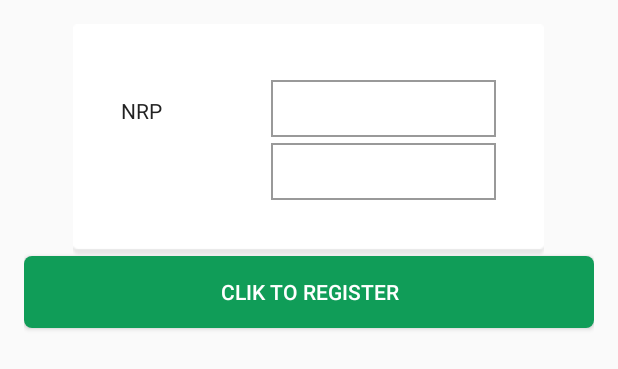
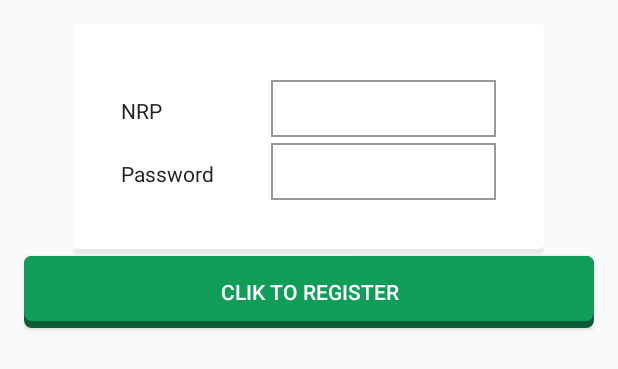
Before and after one commit to affan14/SIAMAAKNS, an Android app: the layout content_login_completion.xml on its own in the app's theme, with its tools: preview values and no code run, on a phone screen of 412 x 824 dp. Shown: the top 369 px of the screen. Run offline under Robolectric (Android 15) with nearby library versions, the phone set to English and light mode, and no system bars.

Commit message:
24/06/2016

```diff
--- a/app/build.gradle
+++ b/app/build.gradle
@@ -45,4 +45,5 @@ dependencies {
     compile 'com.google.android.gms:play-services-ads:8.4.0'
     compile 'com.google.android.gms:play-services-auth:8.4.0'
     compile 'com.google.android.gms:play-services-gcm:8.4.0'
+    compile 'junit:junit:4.12'
 }
--- /dev/null
+++ b/app/src/main/res/drawable/button_bg.xml
@@ -0,0 +1,7 @@
+<?xml version="1.0" encoding="utf-8"?>
+<layer-list xmlns:android="http://schemas.android.com/apk/res/android">
+    <item android:drawable="@drawable/button_bg_1"></item>
+    <item
+        android:drawable="@drawable/button_bg_2"
+        android:bottom="5dp"></item>
+</layer-list>
--- /dev/null
+++ b/app/src/main/res/drawable/button_bg_1.xml
@@ -0,0 +1,6 @@
+<?xml version="1.0" encoding="utf-8"?>
+<shape xmlns:android="http://schemas.android.com/apk/res/android" android:shape="rectangle">
+    <corners android:radius="5dp"></corners>
+    <padding android:bottom="0dp" android:left="0dp" android:right="0dp" android:top="0dp" />
+    <solid android:color="@color/colorPrimaryDarker" />
+</shape>
--- /dev/null
+++ b/app/src/main/res/drawable/button_bg_2.xml
@@ -0,0 +1,6 @@
+<?xml version="1.0" encoding="utf-8"?>
+<shape xmlns:android="http://schemas.android.com/apk/res/android" android:shape="rectangle">
+    <corners android:radius="5dp"></corners>
+    <padding android:bottom="5dp" android:left="5dp" android:right="5dp" android:top="5dp" />
+    <solid android:color="@color/colorPrimary" />
+</shape>
--- /dev/null
+++ b/app/src/main/res/drawable/button_bg_press.xml
@@ -0,0 +1,7 @@
+<?xml version="1.0" encoding="utf-8"?>
+<layer-list xmlns:android="http://schemas.android.com/apk/res/android">
+    <item android:drawable="@drawable/button_bg_1"></item>
+    <item
+        android:drawable="@drawable/button_bg_2"
+        android:bottom="2dp"></item>
+</layer-list>
--- /dev/null
+++ b/app/src/main/res/drawable/cust_bg_nu.xml
@@ -0,0 +1,7 @@
+<?xml version="1.0" encoding="utf-8"?>
+<selector xmlns:android="http://schemas.android.com/apk/res/android">
+
+    <item android:drawable="@drawable/button_bg" android:state_pressed="false"></item>
+    <item android:drawable="@drawable/button_bg_press" android:state_pressed="true"></item>
+
+</selector>
--- a/app/src/main/res/drawable/cust_bg_primary.xml
+++ b/app/src/main/res/drawable/cust_bg_primary.xml
@@ -7,10 +7,8 @@
             <padding android:bottom="5dp" android:left="5dp" android:right="5dp" android:top="5dp" />
             <solid android:color="@color/colorPrimary" />
         </shape>
-
     </item>
     <item android:state_pressed="true">
-
         <shape android:shape="rectangle">
             <corners android:radius="5dp"></corners>
             <padding android:bottom="5dp" android:left="5dp" android:right="5dp" android:top="5dp" />
--- a/app/src/main/res/layout/content_completion.xml
+++ b/app/src/main/res/layout/content_completion.xml
@@ -4,10 +4,5 @@
     android:layout_height="match_parent"
     tools:context="com.akns.siamaakns.CompletionFragment">
 
-    <!-- TODO: Update blank fragment layout -->
-    <TextView
-        android:layout_width="match_parent"
-        android:layout_height="match_parent"
-        android:text="@string/hello_blank_fragment" />
 
 </FrameLayout>
--- a/app/src/main/res/layout/content_login_completion.xml
+++ b/app/src/main/res/layout/content_login_completion.xml
@@ -53,7 +53,7 @@
                 <TextView
                     android:layout_width="100dp"
                     android:layout_height="wrap_content"
-                    android:text=""
+                    android:text="@string/password"
                     android:textColor="@color/text_dark" />
 
                 <EditText
@@ -77,7 +77,7 @@
 
     <Button
         android:id="@+id/btn_reg"
-        style="@style/ButtonPrimary"
+        style="@style/ButtonPrimary2"
         android:layout_width="match_parent"
         android:layout_height="wrap_content"
         android:layout_below="@id/container_lg_c"
--- a/app/src/main/res/values/colors.xml
+++ b/app/src/main/res/values/colors.xml
@@ -3,6 +3,7 @@
     <color name="colorPrimary">#109d58</color>
     <color name="colorSecondary">#0e9151</color>
     <color name="colorPrimaryDark">#0c703f</color>
+    <color name="colorPrimaryDarker">#095c34</color>
     <color name="colorAccent">#16c770</color>
     <color name="bg_default">#eeeeee</color>
     <color name="text_bright">#ffffff</color>
--- a/app/src/main/res/values/styles.xml
+++ b/app/src/main/res/values/styles.xml
@@ -44,4 +44,11 @@
         <item name="android:shadowDx">1</item>
         <item name="android:shadowDy">1</item>
     </style>
+    <style name="ButtonPrimary2">
+        <item name="android:background">@drawable/cust_bg_nu</item>
+        <item name="android:textColor">@color/text_bright</item>
+        <item name="android:shadowColor">@color/text_secondary</item>
+        <item name="android:shadowDx">1</item>
+        <item name="android:shadowDy">1</item>
+    </style>
 </resources>
```
Also changed, not shown: app/src/main/res/layout/content_reg.xml (+24 -70 lines), app/src/main/res/values/strings.xml (+1 -13 lines), 1 other file.
